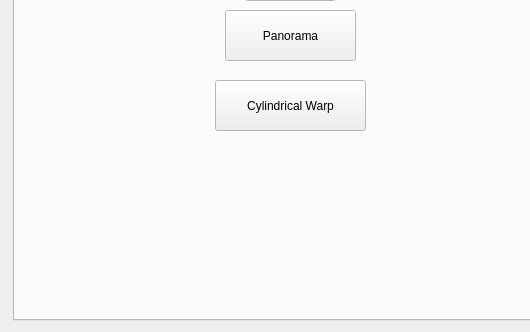
Above: Calibration/mainframe.ui from jjun-ho/2023-Capstone-Design before the change; both pictures show x 0 to 530 and y 204 to 536 of the 911 by 536 pixel window. Below: the same form after it.
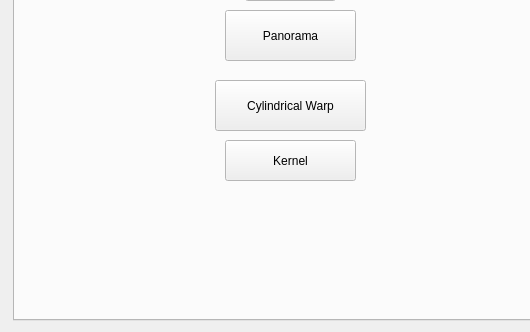
That is the form after the change. The open tabs and pages were chosen to show the change. Icons and pictures are not drawn.

```diff
--- a/Calibration/mainframe.ui
+++ b/Calibration/mainframe.ui
@@ -1614,6 +1614,19 @@
           <string>IMU</string>
          </property>
         </widget>
+        <widget class="QPushButton" name="KernelButton">
+         <property name="geometry">
+          <rect>
+           <x>210</x>
+           <y>260</y>
+           <width>131</width>
+           <height>41</height>
+          </rect>
+         </property>
+         <property name="text">
+          <string>Kernel</string>
+         </property>
+        </widget>
        </widget>
       </widget>
      </item>
```
Left out of the diff: 2 changed lines with no effect on the pictures.
